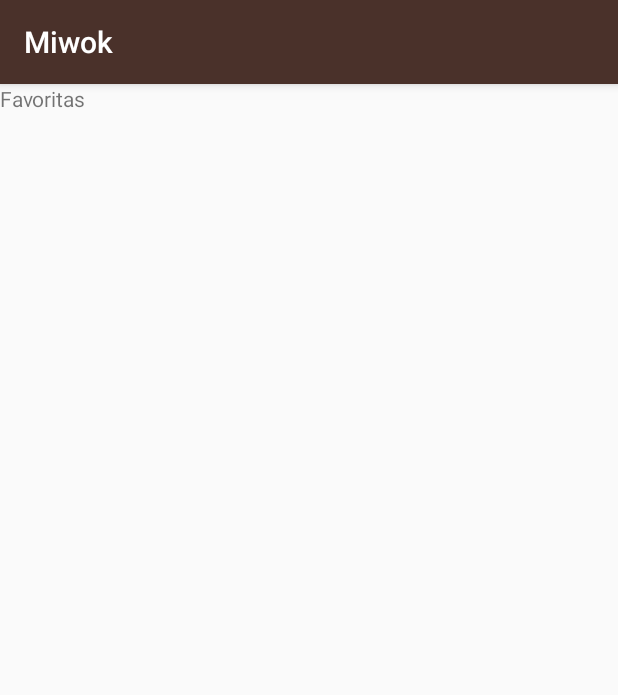
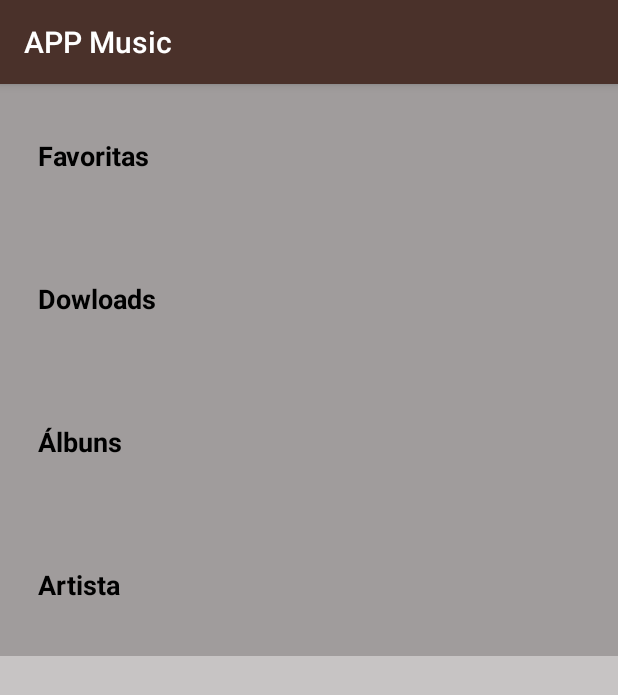
Before and after one commit to SergioPadlas/musical-app, an Android app: the screen it shows after launch (MainActivity), on a phone screen of 412 x 824 dp. Shown: the top 695 px of the screen. Run offline under Robolectric (Android 15) with nearby library versions, the phone set to English and light mode, and no system bars.

Commit message:
Alteração de Style

```diff
--- a/app/src/main/res/layout/activity_main.xml
+++ b/app/src/main/res/layout/activity_main.xml
@@ -1,14 +1,36 @@
 <?xml version="1.0" encoding="utf-8"?>
+
 <LinearLayout xmlns:android="http://schemas.android.com/apk/res/android"
-    xmlns:app="http://schemas.android.com/apk/res-auto"
     xmlns:tools="http://schemas.android.com/tools"
     android:layout_width="match_parent"
     android:layout_height="match_parent"
+    android:background="@color/tan_background"
+    android:orientation="vertical"
     tools:context=".MainActivity">
 
     <TextView
-        android:layout_width="wrap_content"
-        android:layout_height="wrap_content"
+        android:id="@+id/favoritas"
+        style="@style/CategoryStyle"
+        android:background="@color/category_favoritas"
         android:text="@string/categoria_favoritas" />
 
+    <TextView
+        android:id="@+id/dowloads"
+        style="@style/CategoryStyle"
+        android:background="@color/category_dowloads"
+        android:text="@string/categoria_dowloads" />
+
+    <TextView
+        android:id="@+id/albuns"
+        style="@style/CategoryStyle"
+        android:background="@color/category_albuns"
+        android:text="@string/categoria_albuns" />
+
+    <TextView
+        android:id="@+id/artista"
+        style="@style/CategoryStyle"
+        android:background="@color/categoria_artista"
+        android:text="@string/categoria_artista" />
+
+
 </LinearLayout>
--- a/app/src/main/res/values/colors.xml
+++ b/app/src/main/res/values/colors.xml
@@ -1,25 +1,17 @@
 <?xml version="1.0" encoding="utf-8"?>
 
-
 <resources>
-    <!-- Primary color of the app (shown in the app bar) -->
     <color name="primary_color">#4A312A</color>
 
-    <!-- Primary dark color of the app (shown in the status bar) -->
     <color name="primary_dark_color">#2F1D1A</color>
 
-    <!-- Background color for app -->
-    <color name="tan_background">#FFF7DA</color>
+    <color name="tan_background">#C7C4C4</color>
 
-    <!-- Background color for the numbers category -->
-    <color name="category_numbers">#FD8E09</color>
+    <color name="category_favoritas">#A09C9C</color>
 
-    <!-- Background color for the family members category -->
-    <color name="category_family">#379237</color>
+    <color name="category_dowloads">#A09C9C</color>
 
-    <!-- Background color for the colors category -->
-    <color name="category_colors">#8800A0</color>
+    <color name="category_albuns">#A09C9C</color>
 
-    <!-- Background color for the phrases category -->
-    <color name="category_phrases">#16AFCA</color>
+    <color name="categoria_artista">#A09C9C</color>
 </resources>
--- a/app/src/main/res/values/strings.xml
+++ b/app/src/main/res/values/strings.xml
@@ -1,16 +1,11 @@
 <resources>
-    <!-- Title for the application. [CHAR LIMIT=12] -->
-    <string name="app_name">Miwok</string>
+    <string name="app_name">APP Music</string>
 
-    <!-- Category name for phrases [CHAR LIMIT=20] -->
-    <string name="category_phrases">Phrases</string>
+    <string name="categoria_albuns">Álbuns</string>
 
-    <!-- Category name for the vocabulary words for colors [CHAR LIMIT=20] -->
-    <string name="category_colors">Colors</string>
-
-    <!-- Category name for the vocabulary words for numbers [CHAR LIMIT=20] -->
     <string name="categoria_favoritas">Favoritas</string>
 
-    <!-- Category name for the vocabulary words for family members [CHAR LIMIT=20] -->
-    <string name="category_family">Dowloads</string>
+    <string name="categoria_dowloads">Dowloads</string>
+
+    <string name="categoria_artista">Artista</string>
 </resources>
--- a/app/src/main/res/values/styles.xml
+++ b/app/src/main/res/values/styles.xml
@@ -4,14 +4,14 @@
     <style name="AppTheme" parent="Theme.AppCompat.Light.DarkActionBar">
         <item name="colorPrimary">@color/primary_color</item>
         <item name="colorPrimaryDark">@color/primary_dark_color</item>
-    </style>
+    </style>Create Android resource file
 
-    <!-- Style for a category of vocabulary words <item name="android:layout_height">@dimen/list_item_height</item> -->
     <style name="CategoryStyle">
         <item name="android:layout_width">match_parent</item>
+        <item name="android:layout_height">95dp</item>
         <item name="android:gravity">center_vertical</item>
-        <item name="android:padding">16dp</item>
-        <item name="android:textColor">@android:color/white</item>
+        <item name="android:padding">25dp</item>
+        <item name="android:textColor">@android:color/black</item>
         <item name="android:textStyle">bold</item>
         <item name="android:textAppearance">?android:textAppearanceMedium</item>
     </style>
```
